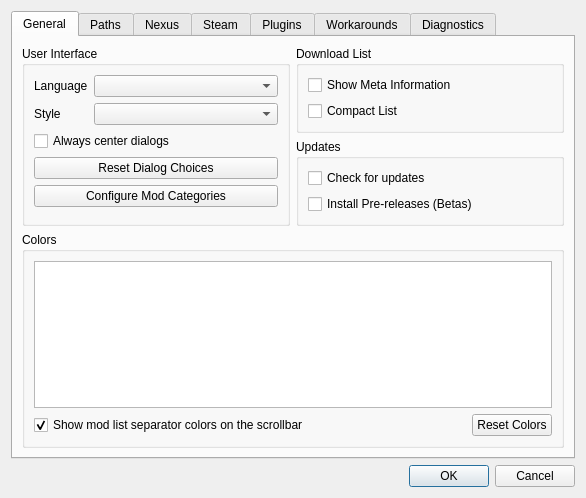
Before: the Qt Designer form modorganizer/src/settingsdialog.ui in Holt59/mo2-merge, drawn with Qt 5.
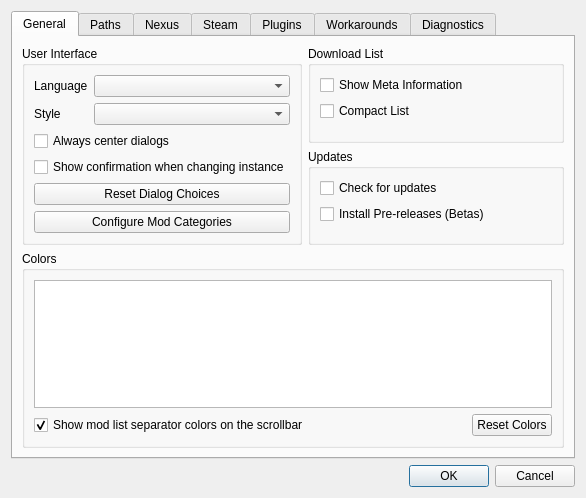
After: the same form once the commit is applied. Icons and pictures are not drawn. Custom widgets are drawn as their Qt base class.

Commit message: [modorganizer] added option to hide confirmation when switching instances

What changed in the file:
```diff
--- a/modorganizer/src/settingsdialog.ui
+++ b/modorganizer/src/settingsdialog.ui
@@ -108,6 +108,13 @@
             </property>
            </widget>
           </item>
+          <item>
+           <widget class="QCheckBox" name="changeGameConfirmation">
+            <property name="text">
+             <string>Show confirmation when changing instance</string>
+            </property>
+           </widget>
+          </item>
           <item>
            <widget class="QPushButton" name="resetDialogsButton">
             <property name="maximumSize">
```
The commit also changes 4 other files.
